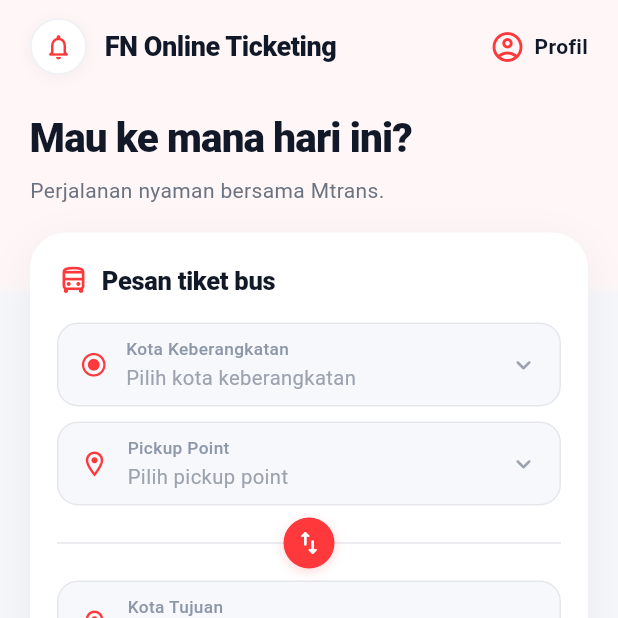
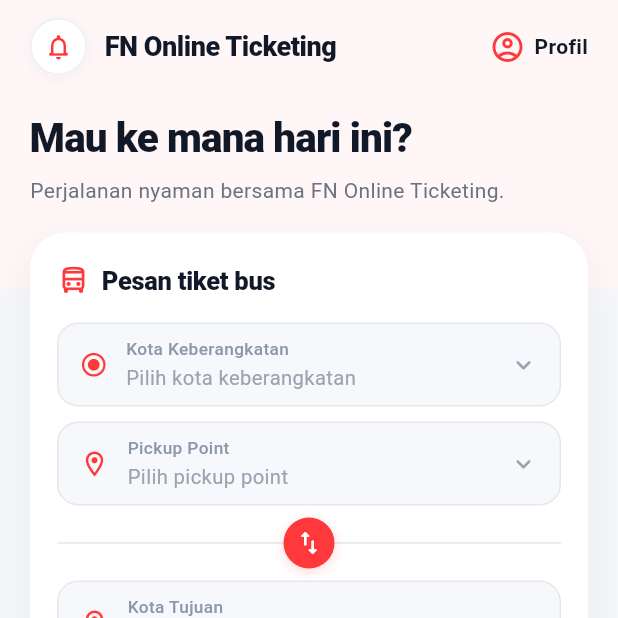
Before and after one commit to naimk450ib-debug/project-flutter-online-ticketing, a Flutter app: the screen it shows after launch, item 4 of the bottom bar chosen, after a tap on "LOGIN", on a phone screen of 412 x 824 dp, the top half of it. Run offline on Flutter 3.47's test engine with Material 3 defaults, Android fonts, the phone set to English and light mode, and no system bars.

Commit message:
naim bus

```diff
--- a/lib/dashboard_page.dart
+++ b/lib/dashboard_page.dart
@@ -212,7 +212,7 @@ class _DashboardPageState extends State<DashboardPage> {
 
                   // Subtitle
                   const Text(
-                    'Perjalanan nyaman bersama Mtrans.',
+                    'Perjalanan nyaman bersama FN Online Ticketing.',
                     style: TextStyle(
                       fontSize: 14,
                       fontWeight: FontWeight.w400,
--- a/lib/date_picker_page.dart
+++ b/lib/date_picker_page.dart
@@ -202,7 +202,7 @@ class _DatePickerPageState extends State<DatePickerPage> {
             ),
           ),
 
-          // Floating Date Picker Modal Card
+
           SafeArea(
             child: Center(
               child: SingleChildScrollView(
@@ -229,7 +229,7 @@ class _DatePickerPageState extends State<DatePickerPage> {
             ),
           ),
 
-          // Bottom Navigation Bar
+          // Bar Navigasi
           Positioned(
             left: 0,
             right: 0,
--- a/lib/main.dart
+++ b/lib/main.dart
@@ -146,7 +146,7 @@ class _LoginPageState extends State<LoginPage> {
 
                   // Subtitle
                   const Text(
-                    'Masuk untuk melanjutkan ke dashboard\nperjalanan Anda.',
+                    'Masuk untuk melanjutkan ke dashboard kita\nNikmati perjalanan Anda.',
                     style: TextStyle(
                       fontSize: 14,
                       fontWeight: FontWeight.w400,
@@ -192,7 +192,7 @@ class _LoginPageState extends State<LoginPage> {
 
                         // Card Subtitle
                         const Text(
-                          'Gunakan email atau lanjutkan dengan akun\nlain.',
+                          'Gunakan email atau lanjutkan dengan akun lain.',
                           textAlign: TextAlign.center,
                           style: TextStyle(
                             fontSize: 13,
```
